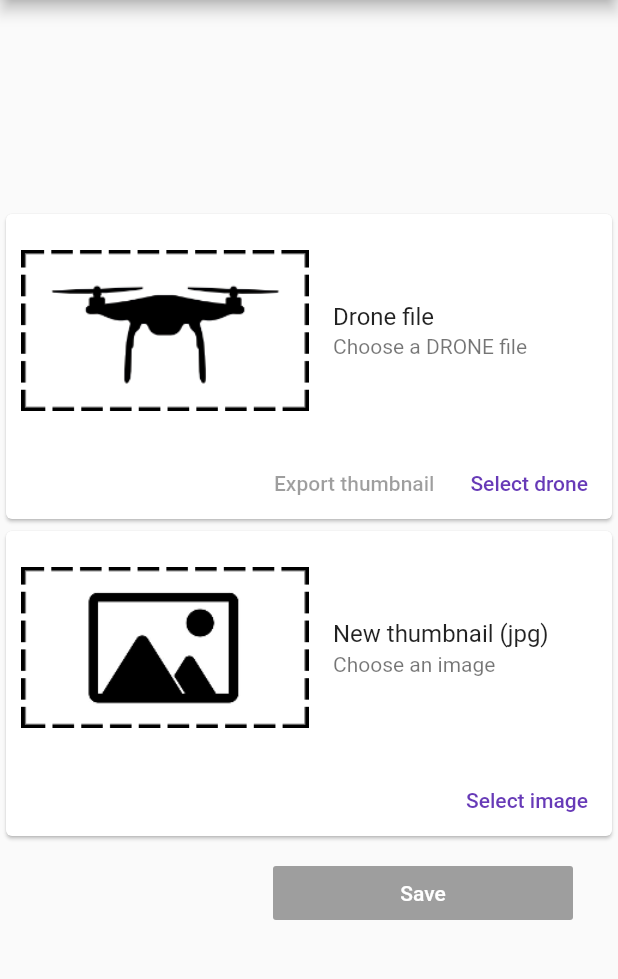
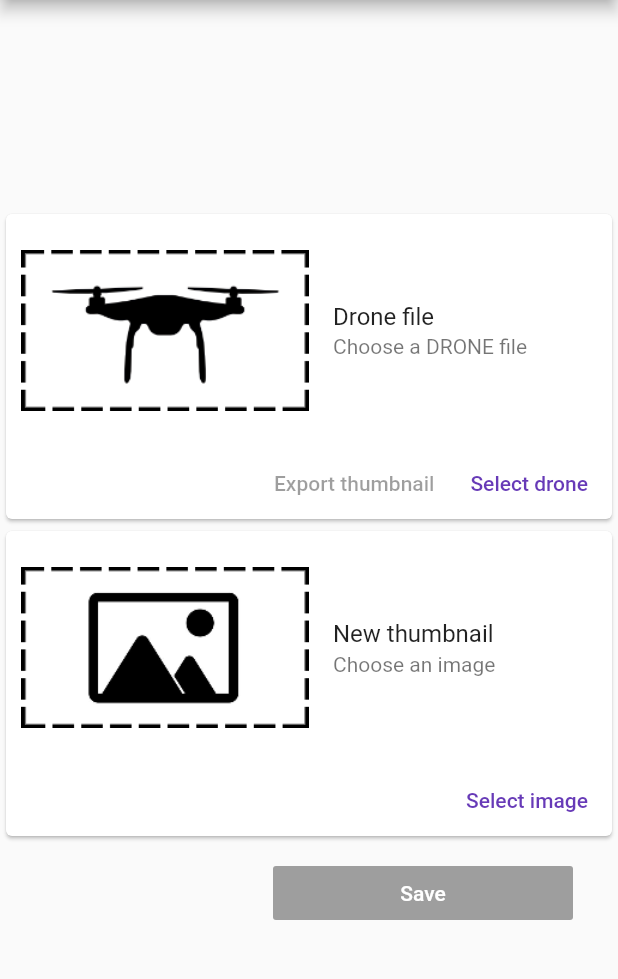
Before and after one commit to alesimula/DRONE-drone-thumbnail-editor, a Flutter app: the screen it shows after launch, on a phone screen of 412 x 824 dp, the part 84-1063 px from its top. Run offline on Flutter 3.47's test engine with Material 2 defaults, Android fonts, the phone set to English and light mode, and no system bars; missing offline and left inert: file_chooser, menubar, window_size.

Commit message:
No longer show "JPG" int the image selector card

```diff
--- a/lib/main.dart
+++ b/lib/main.dart
@@ -293,7 +293,7 @@ class _MyHomePageState extends State<MyHomePage> {
                         mainAxisSize: MainAxisSize.min,
                         children: <Widget>[
                           ListTile(
-                            title: Text('New thumbnail (jpg)'),
+                            title: Text('New thumbnail'),
                             subtitle: Text('$imageName$imageWarning'),
                           ),
                         ],
```
